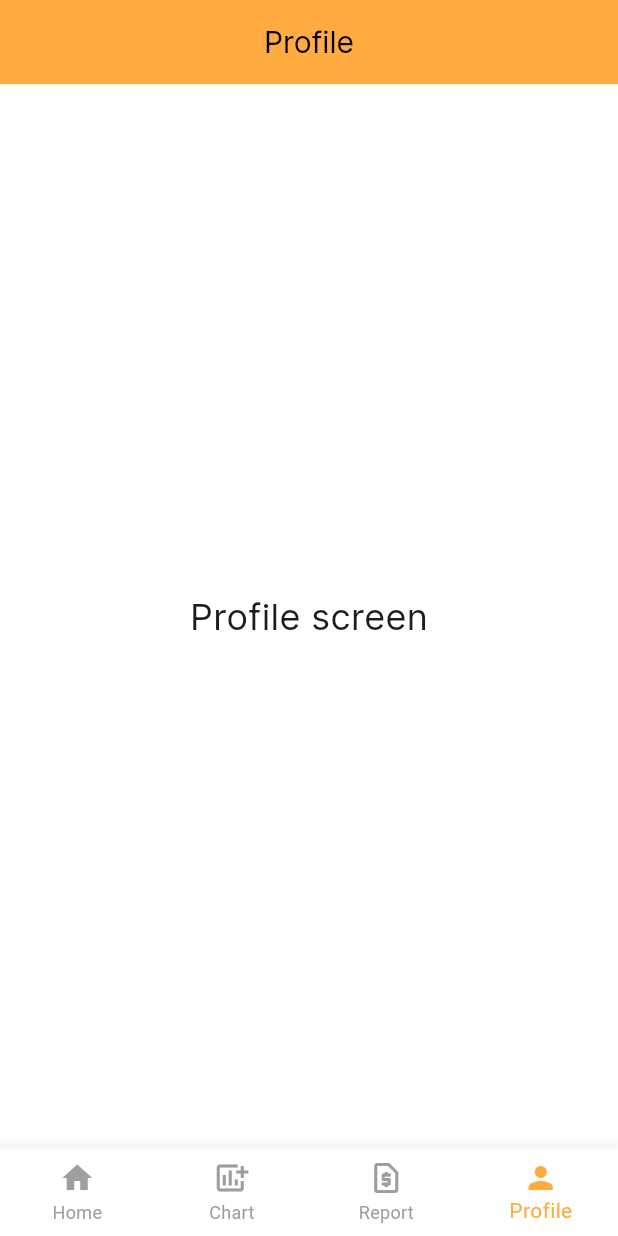
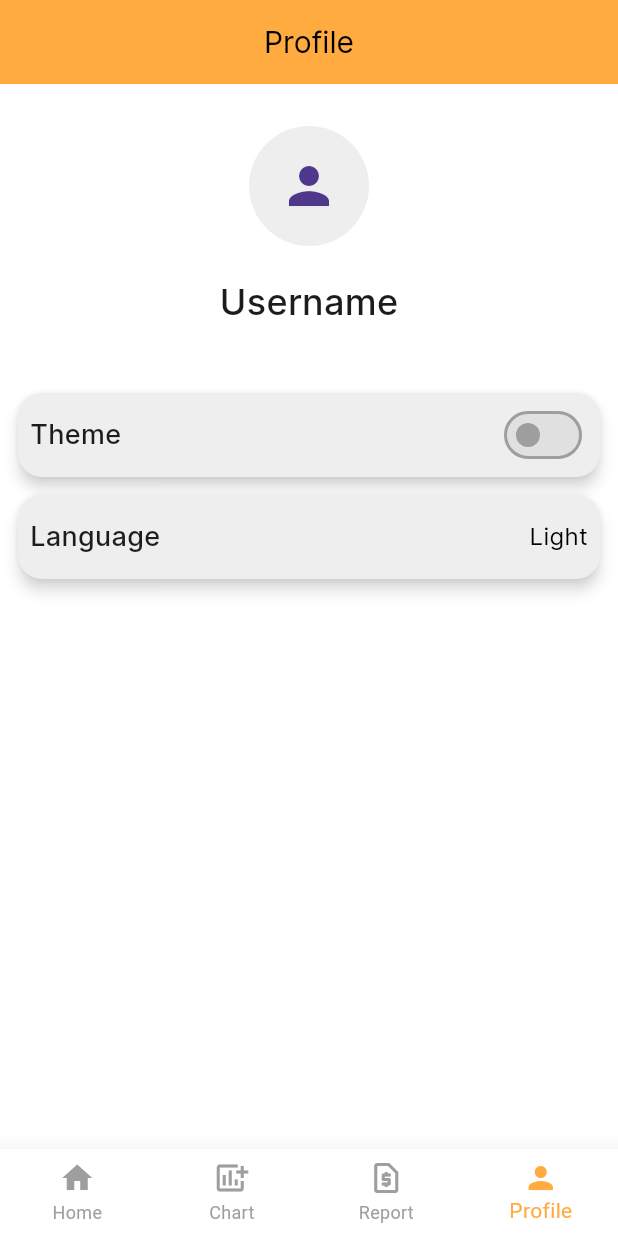
Before and after one commit to Nabijonov-Otabek-19/money_manager_clone, a Flutter app: the screen it shows after launch, item 4 of the bottom bar chosen, on a phone screen of 412 x 824 dp. Run offline on Flutter 3.47's test engine with Material 3 defaults, Android fonts, the light colour scheme and no system bars; our stand-ins replace flutter_bloc, freezed_annotation, sqflite; accounts and stored records are empty; Roboto replaces fonts that are missing (Poppinsregular).

Commit message:
project updated

```diff
--- a/lib/feature/presentation/screens/profile/profile_screen.dart
+++ b/lib/feature/presentation/screens/profile/profile_screen.dart
@@ -1,4 +1,5 @@
 import 'package:flutter/material.dart';
+import 'package:money_manager_clone/feature/presentation/themes/colors.dart';
 import 'package:money_manager_clone/feature/presentation/themes/fonts.dart';
 
 class ProfileScreen extends StatefulWidget {
@@ -9,6 +10,11 @@ class ProfileScreen extends StatefulWidget {
 }
 
 class _ProfileScreenState extends State<ProfileScreen> {
+  bool isDark = false;
+  final GlobalKey _menuKeyTheme = GlobalKey();
+
+  final List<String> list = ["Uzbek", "English", "Russian"];
+
   @override
   Widget build(BuildContext context) {
     return Scaffold(
@@ -16,13 +22,132 @@ class _ProfileScreenState extends State<ProfileScreen> {
         title: const Text("Profile"),
       ),
       body: SafeArea(
-        child: Center(
-          child: Text(
-            "Profile screen",
-            style: pregular.copyWith(fontSize: 24),
+        child: SingleChildScrollView(
+          child: Padding(
+            padding: const EdgeInsets.all(8.0),
+            child: Column(
+              children: [
+                const SizedBox(height: 20),
+                CircleAvatar(
+                  backgroundColor: Colors.grey.shade200,
+                  radius: 40,
+                  child: const Icon(Icons.person, size: 40),
+                ),
+                const SizedBox(height: 20),
+                Text(
+                  "Username",
+                  style: pmedium.copyWith(fontSize: 24),
+                ),
+                const SizedBox(height: 40),
+                _buildThemeChangeItem(),
+                const SizedBox(height: 4),
+                _buildLanguageChangeItem(),
+                const SizedBox(height: 20),
+              ],
+            ),
           ),
         ),
       ),
     );
   }
+
+  Widget _buildThemeChangeItem() {
+    return Card(
+      elevation: 4,
+      color: Colors.grey.shade200,
+      surfaceTintColor: Colors.grey.shade200,
+      shadowColor: Colors.grey.shade200,
+      shape: RoundedRectangleBorder(
+        borderRadius: BorderRadius.circular(16),
+      ),
+      child: Padding(
+        padding: const EdgeInsets.symmetric(
+          horizontal: 8,
+          vertical: 4,
+        ),
+        child: Row(
+          mainAxisAlignment: MainAxisAlignment.spaceBetween,
+          crossAxisAlignment: CrossAxisAlignment.center,
+          children: [
+            Text(
+              "Theme",
+              style: pmedium.copyWith(fontSize: 18),
+            ),
+            Switch(
+              value: isDark,
+              activeColor: Colors.deepOrangeAccent,
+              activeTrackColor: Colors.orangeAccent,
+              inactiveTrackColor: Colors.grey.shade300,
+              inactiveThumbColor: Colors.grey,
+              trackOutlineColor: WidgetStatePropertyAll(
+                isDark ? Colors.orange : Colors.grey,
+              ),
+              onChanged: (value) {
+                setState(() {
+                  isDark = value;
+                });
+              },
+            ),
+          ],
+        ),
+      ),
+    );
+  }
+
+  Widget _buildLanguageChangeItem() {
+    return Card(
+      elevation: 4,
+      color: Colors.grey.shade200,
+      surfaceTintColor: Colors.grey.shade200,
+      shadowColor: Colors.grey.shade200,
+      shape: RoundedRectangleBorder(
+        borderRadius: BorderRadius.circular(16),
+      ),
+      child: Padding(
+        padding: const EdgeInsets.symmetric(
+          horizontal: 8,
+          vertical: 15,
+        ),
+        child: Row(
+          mainAxisAlignment: MainAxisAlignment.spaceBetween,
+          crossAxisAlignment: CrossAxisAlignment.center,
+          children: [
+            Text(
+              "Language",
+              style: pmedium.copyWith(fontSize: 18),
+            ),
+            PopupMenuButton<String>(
+              surfaceTintColor: AppColors.transparent,
+              key: _menuKeyTheme,
+              color: Colors.white,
+              shape: RoundedRectangleBorder(
+                borderRadius: BorderRadius.circular(16),
+              ),
+              child: Text(
+                "Light",
+                style: pregular.copyWith(
+                  fontSize: 16,
+                  color: Colors.black,
+                ),
+              ),
+              itemBuilder: (context) {
+                return list.map((choice) {
+                  return PopupMenuItem(
+                    value: choice,
+                    child: Text(
+                      choice,
+                      style: pregular.copyWith(fontSize: 14),
+                    ),
+                  );
+                }).toList();
+              },
+              onSelected: (value) {
+                //
+              },
+            ),
+          ],
+        ),
+      ),
+    );
+  }
 }
```
Also changed, not shown: lib/core/extensions/my_extensions.dart (added, +7 -0 lines), lib/feature/presentation/screens/detail/cubit/detail_cubit.dart (+1 -9 lines), lib/feature/presentation/screens/detail/detail_screen.dart (+12 -3 lines), lib/feature/presentation/screens/splash/splash_screen.dart (+6 -4 lines), assets/images/wallet.png (added).
